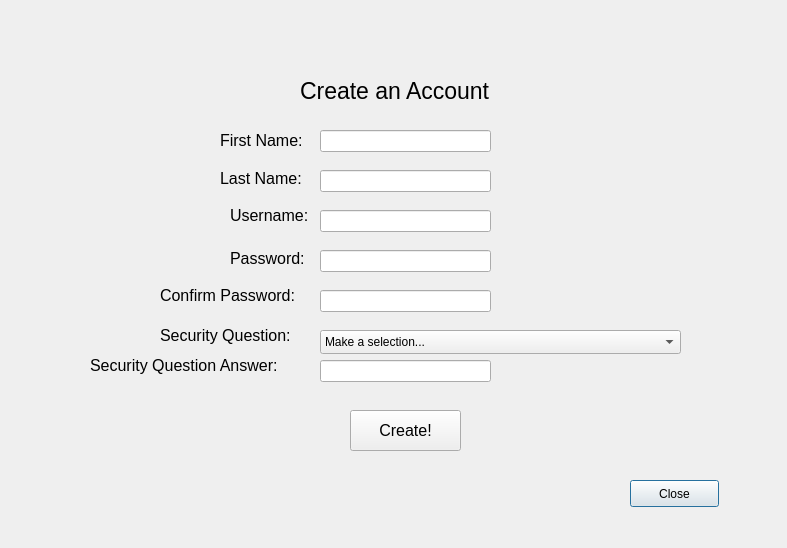
Before: the Qt Designer form newuserwindow.ui in Nicholas-LeBoeuf/RemoteWorkouts, drawn with Qt 5.
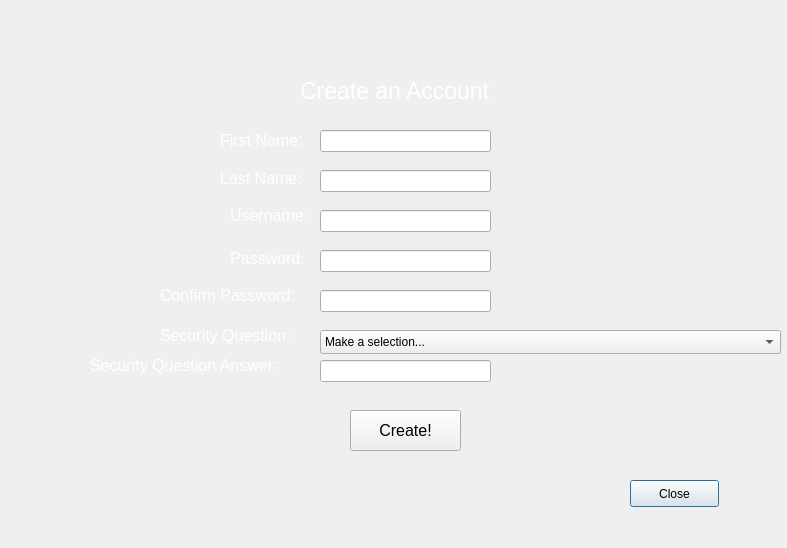
After: the same form once the commit is applied. Icons and pictures are not drawn.

Commit message: Login window UI design is complete. Added backgrounds to forgot password and new user.

Diff of the .ui file:
```diff
--- a/newuserwindow.ui
+++ b/newuserwindow.ui
@@ -13,6 +13,14 @@
   <property name="windowTitle">
    <string>Dialog</string>
   </property>
+  <property name="windowIcon">
+   <iconset resource="resources.qrc">
+    <normaloff>:/images/RWLogo.png</normaloff>:/images/RWLogo.png</iconset>
+  </property>
+  <property name="styleSheet">
+   <string notr="true">QDialog {border-image: url(:/images/background.jpg)}
+QLabel { background: transparent; }</string>
+  </property>
   <widget class="QLabel" name="Title">
    <property name="geometry">
     <rect>
@@ -27,6 +35,9 @@
      <pointsize>17</pointsize>
     </font>
    </property>
+   <property name="styleSheet">
+    <string notr="true">QLabel {color:white;}</string>
+   </property>
    <property name="text">
     <string>Create an Account</string>
    </property>
@@ -45,6 +56,9 @@
      <pointsize>12</pointsize>
     </font>
    </property>
+   <property name="styleSheet">
+    <string notr="true">QLabel {color:white;}</string>
+   </property>
    <property name="text">
     <string>First Name:</string>
    </property>
@@ -63,6 +77,9 @@
      <pointsize>12</pointsize>
     </font>
    </property>
+   <property name="styleSheet">
+    <string notr="true">QLabel {color:white;}</string>
+   </property>
    <property name="text">
     <string>Last Name:</string>
    </property>
@@ -81,6 +98,9 @@
      <pointsize>12</pointsize>
     </font>
    </property>
+   <property name="styleSheet">
+    <string notr="true">QLabel {color:white;}</string>
+   </property>
    <property name="text">
     <string>Username:</string>
    </property>
@@ -99,6 +119,9 @@
      <pointsize>12</pointsize>
     </font>
    </property>
+   <property name="styleSheet">
+    <string notr="true">QLabel {color:white;}</string>
+   </property>
    <property name="text">
     <string>Password:</string>
    </property>
@@ -117,6 +140,9 @@
      <pointsize>12</pointsize>
     </font>
    </property>
+   <property name="styleSheet">
+    <string notr="true">QLabel {color:white;}</string>
+   </property>
    <property name="text">
     <string>Confirm Password:</string>
    </property>
@@ -213,7 +239,7 @@
     <rect>
      <x>320</x>
      <y>330</y>
-     <width>361</width>
+     <width>461</width>
      <height>24</height>
     </rect>
    </property>
@@ -275,6 +301,9 @@
      <pointsize>12</pointsize>
     </font>
    </property>
+   <property name="styleSheet">
+    <string notr="true">QLabel {color:white;}</string>
+   </property>
    <property name="text">
     <string>Security Question:</string>
    </property>
@@ -293,6 +322,9 @@
      <pointsize>12</pointsize>
     </font>
    </property>
+   <property name="styleSheet">
+    <string notr="true">QLabel {color:white;}</string>
+   </property>
    <property name="text">
     <string>Security Question Answer:</string>
    </property>
```
Left out of the diff: 6 changed lines with no effect on the pictures. The commit also changes 6 other files.
